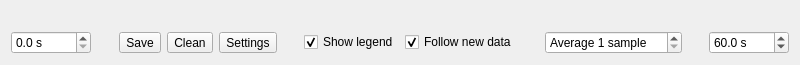
Old version of the form interface/plotwidget.ui in the repository Kuszki/AVR-Monitor.
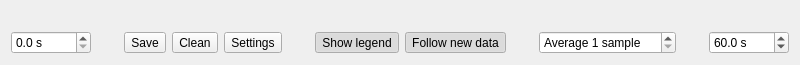
New version of the form. Icons and pictures are not drawn. Custom widgets are drawn as their Qt base class.

Patch:
```diff
--- a/interface/plotwidget.ui
+++ b/interface/plotwidget.ui
@@ -98,20 +98,33 @@
       </spacer>
      </item>
      <item>
-      <widget class="QCheckBox" name="Legend">
+      <widget class="QToolButton" name="Legend">
        <property name="text">
         <string>Show legend</string>
        </property>
+       <property name="icon">
+        <iconset theme="format-justify-fill"/>
+       </property>
+       <property name="checkable">
+        <bool>true</bool>
+       </property>
        <property name="checked">
         <bool>true</bool>
        </property>
       </widget>
      </item>
      <item>
-      <widget class="QCheckBox" name="Follow">
+      <widget class="QToolButton" name="Follow">
        <property name="text">
         <string>Follow new data</string>
        </property>
+       <property name="icon">
+        <iconset theme="media-seek-forward">
+         <normaloff>.</normaloff>.</iconset>
+       </property>
+       <property name="checkable">
+        <bool>true</bool>
+       </property>
        <property name="checked">
         <bool>true</bool>
        </property>
```
Left out of the diff: 32 changed lines with no effect on the pictures.
